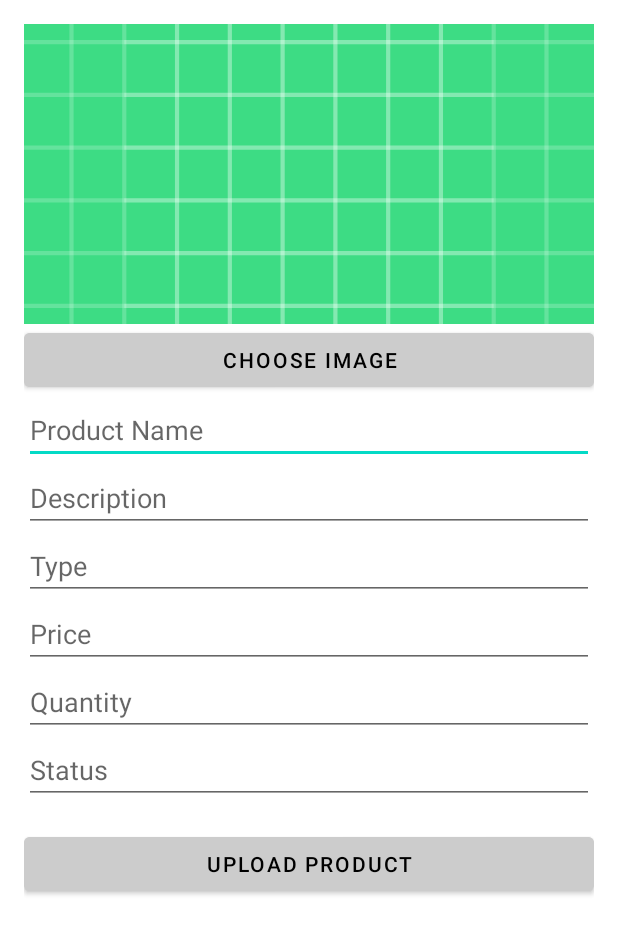
After one commit to duoc2510/Building_Management, an Android app: the AddProductActivity screen opened directly, with no data from a screen before it, on a phone screen of 412 x 824 dp. The commit adds this screen. Shown: the top 934 px of the screen. Run offline under Robolectric (Android 15) with nearby library versions, the phone set to English and light mode, and no system bars; our stand-ins replace Firebase (no records; nobody signed in at launch, a user with empty details on screens opened directly); libraries missing offline, so code that uses them is left out: com.cloudinary.android; pictures from the network do not load; 1 statement that could not run was skipped.

Commit message:
phúc làm add và hiển thị ảnh

```diff
--- /dev/null
+++ b/app/src/main/java/com/app/buildingmanagement/AddProductActivity.kt
@@ -0,0 +1,130 @@
+package com.app.buildingmanagement
+
+import android.app.Activity
+import android.app.ProgressDialog
+import android.content.Intent
+import android.net.Uri
+import android.os.Bundle
+import android.widget.*
+import androidx.appcompat.app.AppCompatActivity
+import com.cloudinary.android.MediaManager
+import com.cloudinary.android.callback.ErrorInfo
+import com.cloudinary.android.callback.UploadCallback
+import com.google.firebase.database.FirebaseDatabase
+import java.util.*
+
+class AddProductActivity : AppCompatActivity() {
+
+    private lateinit var imgPreview: ImageView
+    private lateinit var edtName: EditText
+    private lateinit var edtDescription: EditText
+    private lateinit var edtType: EditText
+    private lateinit var edtPrice: EditText
+    private lateinit var edtQuantity: EditText
+    private lateinit var edtStatus: EditText
+    private lateinit var btnChooseImage: Button
+    private lateinit var btnUpload: Button
+
+    private var imageUri: Uri? = null
+    private val REQUEST_CODE_IMAGE = 1001
+
+    private val config: HashMap<String, String> = HashMap()
+
+    override fun onCreate(savedInstanceState: Bundle?) {
+        super.onCreate(savedInstanceState)
+        setContentView(R.layout.activity_add_product)
+
+        try {
+            config["cloud_name"] = "dbxkrdjfx"
+            config["api_key"] = "941862746765561"
+            config["api_secret"] = "jeVUP9fP6hrRPrfte0yEHdfhK_A"
+            MediaManager.init(this, config)
+        } catch (_: Exception) {}
+
+        imgPreview = findViewById(R.id.imgPreview)
+        edtName = findViewById(R.id.edtName)
+        edtDescription = findViewById(R.id.edtDescription)
+        edtType = findViewById(R.id.edtType)
+        edtPrice = findViewById(R.id.edtPrice)
+        edtQuantity = findViewById(R.id.edtQuantity)
+        edtStatus = findViewById(R.id.edtStatus)
+        btnChooseImage = findViewById(R.id.btnChooseImage)
+        btnUpload = findViewById(R.id.btnUpload)
+
+        btnChooseImage.setOnClickListener {
+            val intent = Intent(Intent.ACTION_GET_CONTENT)
+            intent.type = "image/*"
+            startActivityForResult(intent, REQUEST_CODE_IMAGE)
+        }
+
+        btnUpload.setOnClickListener {
+            if (imageUri != null) {
+                val pd = ProgressDialog(this)
+                pd.setMessage("Uploading...")
+                pd.show()
+
+                MediaManager.get().upload(imageUri)
+                    .callback(object : UploadCallback {
+                        override fun onStart(requestId: String?) {}
+                        override fun onProgress(requestId: String?, bytes: Long, totalBytes: Long) {}
+                        override fun onSuccess(requestId: String?, resultData: MutableMap<Any?, Any?>?) {
+                            pd.dismiss()
+                            val imageUrl = resultData?.get("url").toString()
+                            saveProductToFirebase(imageUrl)
+                        }
+
+                        override fun onError(requestId: String?, error: ErrorInfo?) {
+                            pd.dismiss()
+                            Toast.makeText(applicationContext, "Upload failed: ${error?.description}", Toast.LENGTH_SHORT).show()
+                        }
+
+                        override fun onReschedule(requestId: String?, error: ErrorInfo?) {
+                            pd.dismiss()
+                            Toast.makeText(applicationContext, "Upload rescheduled: ${error?.description}", Toast.LENGTH_SHORT).show()
+                        }
+                    })
+                    .dispatch()
+            } else {
+                Toast.makeText(this, "Vui lòng chọn ảnh", Toast.LENGTH_SHORT).show()
+            }
+        }
+    }
+
+    override fun onActivityResult(requestCode: Int, resultCode: Int, data: Intent?) {
+        super.onActivityResult(requestCode, resultCode, data)
+        if (requestCode == REQUEST_CODE_IMAGE && resultCode == Activity.RESULT_OK) {
+            imageUri = data?.data
+            imgPreview.setImageURI(imageUri)
+        }
+    }
+
+    private fun saveProductToFirebase(imageUrl: String) {
+        val db = FirebaseDatabase.getInstance("https://building-management-firebase-default-rtdb.asia-southeast1.firebasedatabase.app/")
+            .getReference("product")
+        val productId = db.push().key ?: return
+
+        // Convert price and quantity to Int safely
+        val price = edtPrice.text.toString().toIntOrNull() ?: 0
+        val quantity = edtQuantity.text.toString().toIntOrNull() ?: 0
+
+        val product = mapOf(
+            "id" to productId,
+            "imageUrl" to imageUrl,
+            "name" to edtName.text.toString(),
+            "description" to edtDescription.text.toString(),
+            "type" to edtType.text.toString(),
+            "price" to price,
+            "quantity" to quantity,
+            "status" to edtStatus.text.toString()
+        )
+
+        db.child(productId).setValue(product)
+            .addOnSuccessListener {
+                Toast.makeText(this, "Thêm sản phẩm thành công", Toast.LENGTH_SHORT).show()
+                finish()
+            }
+            .addOnFailureListener {
+                Toast.makeText(this, "Lỗi khi lưu sản phẩm", Toast.LENGTH_SHORT).show()
+            }
+    }
+}
--- a/app/src/main/java/com/app/buildingmanagement/adapter/ProductAdapter.kt
+++ b/app/src/main/java/com/app/buildingmanagement/adapter/ProductAdapter.kt
@@ -46,7 +46,7 @@ class ProductAdapter(
         holder.quantity.text = "Quantity: ${product.quantity}"
         holder.status.text = product.status
         Glide.with(holder.itemView.context)
-            .load(product.imageUrl)
+            .load(product.imageUrl.replace("http://", "https://"))
             .placeholder(R.drawable.ic_launcher_background)
             .into(holder.image)
         holder.itemView.setOnClickListener {
--- a/app/src/main/java/com/app/buildingmanagement/adapter/ProductAdapterAdmin.kt
+++ b/app/src/main/java/com/app/buildingmanagement/adapter/ProductAdapterAdmin.kt
@@ -1,6 +1,7 @@
 package com.app.buildingmanagement.adapter
 
 import android.content.Intent
+import android.util.Log
 import android.view.LayoutInflater
 import android.view.View
 import android.view.ViewGroup
@@ -45,9 +46,10 @@ class ProductAdapterAdmin(
         holder.price.text = "${product.price} VND"
         holder.quantity.text = "Quantity: ${product.quantity}"
         holder.status.text = product.status
+        Log.d("ProductAdapter", "Image URL: ${product.imageUrl}")
 
         Glide.with(holder.itemView.context)
-            .load(product.imageUrl)
+            .load(product.imageUrl.replace("http://", "https://"))
             .placeholder(R.drawable.ic_launcher_background)
             .into(holder.image)
 //        holder.itemView.setOnClickListener {
--- /dev/null
+++ b/app/src/main/res/layout/activity_add_product.xml
@@ -0,0 +1,81 @@
+<ScrollView xmlns:android="http://schemas.android.com/apk/res/android"
+    android:layout_width="match_parent" android:layout_height="match_parent">
+
+    <LinearLayout
+        android:orientation="vertical"
+        android:padding="16dp"
+        android:layout_width="match_parent"
+        android:layout_height="wrap_content">
+
+        <!-- Xem trước ảnh sản phẩm -->
+        <ImageView
+            android:id="@+id/imgPreview"
+            android:layout_width="match_parent"
+            android:layout_height="200dp"
+            android:scaleType="centerCrop"
+            android:src="@drawable/ic_launcher_background" />
+
+        <!-- Nút chọn ảnh -->
+        <Button
+            android:id="@+id/btnChooseImage"
+            android:layout_width="match_parent"
+            android:layout_height="wrap_content"
+            android:text="Choose Image"
+            android:textColor="#000000"
+            android:backgroundTint="#CCCCCC" />
+
+        <!-- Tên sản phẩm -->
+        <EditText
+            android:id="@+id/edtName"
+            android:hint="Product Name"
+            android:layout_width="match_parent"
+            android:layout_height="wrap_content" />
+
+        <!-- Mô tả sản phẩm -->
+        <EditText
+            android:id="@+id/edtDescription"
+            android:hint="Description"
+            android:layout_width="match_parent"
+            android:layout_height="wrap_content" />
+
+        <!-- Loại sản phẩm -->
+        <EditText
+            android:id="@+id/edtType"
+            android:hint="Type"
+            android:layout_width="match_parent"
+            android:layout_height="wrap_content" />
+
+        <!-- Giá sản phẩm -->
+        <EditText
+            android:id="@+id/edtPrice"
+            android:hint="Price"
+            android:inputType="number"
+            android:layout_width="match_parent"
+            android:layout_height="wrap_content" />
+
+        <!-- Số lượng tồn kho -->
+        <EditText
+            android:id="@+id/edtQuantity"
+            android:hint="Quantity"
+            android:inputType="number"
+            android:layout_width="match_parent"
+            android:layout_height="wrap_content" />
+
+        <!-- Trạng thái sản phẩm -->
+        <EditText
+            android:id="@+id/edtStatus"
+            android:hint="Status"
+            android:layout_width="match_parent"
+            android:layout_height="wrap_content" />
+
+        <!-- Nút upload -->
+        <Button
+            android:id="@+id/btnUpload"
+            android:text="Upload Product"
+            android:layout_width="match_parent"
+            android:layout_height="wrap_content"
+            android:layout_marginTop="16dp"
+            android:textColor="#000000"
+            android:backgroundTint="#CCCCCC" />
+    </LinearLayout>
+</ScrollView>
```
Also changed, not shown: app/build.gradle.kts (+9 -0 lines), app/src/main/AndroidManifest.xml (+11 -0 lines), app/src/main/java/com/app/buildingmanagement/fragment/AdminShopFragment.kt (+14 -0 lines).
